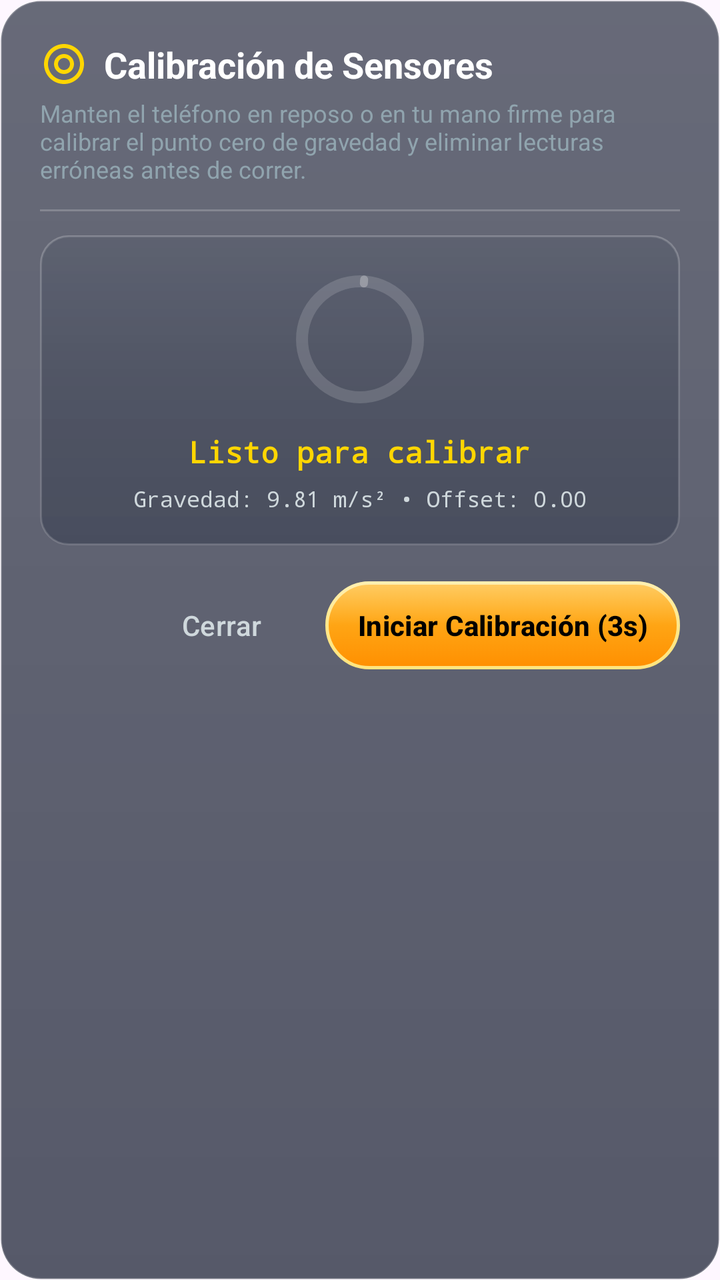
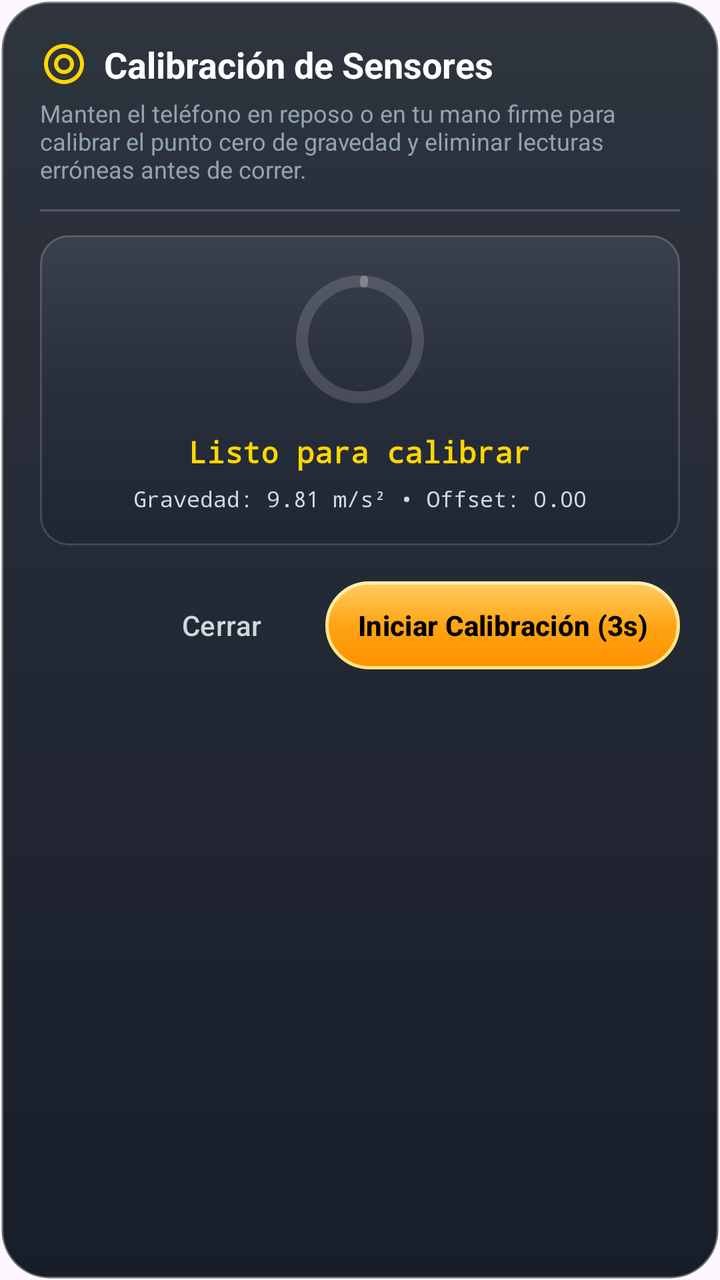

Compare the two renders of this Android layout. The source of the first and the diff that turns it into the second are given below.
<!-- AndroidManifest.xml: application theme Theme.Sensores_prueba1 -->
<!-- res/layout/dialog_sensor_calibration.xml -->
<?xml version="1.0" encoding="utf-8"?>
<LinearLayout xmlns:android="http://schemas.android.com/apk/res/android"
    xmlns:app="http://schemas.android.com/apk/res-auto"
    android:layout_width="match_parent"
    android:layout_height="wrap_content"
    android:background="@drawable/bg_glass_card"
    android:orientation="vertical"
    android:padding="20dp">

    
    <LinearLayout
        android:layout_width="match_parent"
        android:layout_height="wrap_content"
        android:gravity="center_vertical"
        android:orientation="horizontal">

        <ImageView
            android:layout_width="24dp"
            android:layout_height="24dp"
            android:layout_marginEnd="8dp"
            android:src="@drawable/ic_calibrate"
            app:tint="@color/accent_amber" />

        <TextView
            android:layout_width="0dp"
            android:layout_height="wrap_content"
            android:layout_weight="1"
            android:text="Calibración de Sensores"
            android:textColor="@color/white"
            android:textSize="18sp"
            android:textStyle="bold" />
    </LinearLayout>

    <TextView
        android:layout_width="match_parent"
        android:layout_height="wrap_content"
        android:layout_marginTop="4dp"
        android:text="Manten el teléfono en reposo o en tu mano firme para calibrar el punto cero de gravedad y eliminar lecturas erróneas antes de correr."
        android:textColor="@color/text_tertiary"
        android:textSize="12sp" />

    <View
        android:layout_width="match_parent"
        android:layout_height="1dp"
        android:layout_marginVertical="12dp"
        android:background="@color/glass_card_stroke" />

    
    <LinearLayout
        android:layout_width="match_parent"
        android:layout_height="wrap_content"
        android:background="@drawable/bg_glass_metric_tile"
        android:gravity="center"
        android:orientation="vertical"
        android:padding="16dp">

        <com.google.android.material.progressindicator.CircularProgressIndicator
            android:id="@+id/progressCalibration"
            android:layout_width="wrap_content"
            android:layout_height="wrap_content"
            android:indeterminate="false"
            android:max="100"
            android:progress="0"
            app:indicatorColor="@color/accent_amber"
            app:indicatorSize="64dp"
            app:trackColor="#26FFFFFF"
            app:trackThickness="6dp" />

        <TextView
            android:id="@+id/tvCalibrationCountdown"
            android:layout_width="wrap_content"
            android:layout_height="wrap_content"
            android:layout_marginTop="10dp"
            android:fontFamily="monospace"
            android:text="Listo para calibrar"
            android:textColor="@color/accent_amber"
            android:textSize="15sp"
            android:textStyle="bold" />

        <TextView
            android:id="@+id/tvCalibrationTelemetry"
            android:layout_width="wrap_content"
            android:layout_height="wrap_content"
            android:layout_marginTop="6dp"
            android:fontFamily="monospace"
            android:text="Gravedad: 9.81 m/s² • Offset: 0.00"
            android:textColor="@color/text_secondary"
            android:textSize="11sp" />
    </LinearLayout>

    
    <LinearLayout
        android:layout_width="match_parent"
        android:layout_height="wrap_content"
        android:layout_marginTop="16dp"
        android:gravity="end"
        android:orientation="horizontal">

        <com.google.android.material.button.MaterialButton
            android:id="@+id/btnCancelCalibration"
            style="@style/Widget.Material3.Button.TextButton"
            android:layout_width="wrap_content"
            android:layout_height="wrap_content"
            android:layout_marginEnd="8dp"
            android:text="Cerrar"
            android:textColor="@color/text_secondary" />

        <com.google.android.material.button.MaterialButton
            android:id="@+id/btnStartCalibration"
            android:layout_width="wrap_content"
            android:layout_height="44dp"
            android:background="@drawable/bg_glass_button_prominent_amber"
            app:backgroundTint="@null"
            android:paddingHorizontal="16dp"
            android:text="Iniciar Calibración (3s)"
            android:textColor="@color/black"
            android:textStyle="bold"
            app:cornerRadius="22dp" />
    </LinearLayout>
</LinearLayout>
<!-- resources referenced by this layout -->
<resources>
  <color name="accent_amber">#FFD600</color>
  <color name="black">#FF000000</color>
  <color name="glass_card_stroke">#33FFFFFF</color>
  <color name="text_secondary">#CFD8DC</color>
  <color name="text_tertiary">#90A4AE</color>
  <color name="white">#FFFFFFFF</color>
  <!-- drawable bg_glass_button_prominent_amber: vector/xml drawable (drawable, 2827 chars, omitted) -->
  <!-- drawable bg_glass_card (drawable) -->
  <?xml version="1.0" encoding="utf-8"?>
  <layer-list xmlns:android="http://schemas.android.com/apk/res/android">
      
      <item>
          <shape android:shape="rectangle">
              <solid android:color="@color/bg_card" />
              <corners android:radius="20dp" />
              <stroke
                  android:width="1dp"
                  android:color="@color/glass_card_stroke" />
          </shape>
      </item>
      
      <item>
          <shape android:shape="rectangle">
              <corners android:radius="20dp" />
              <gradient
                  android:angle="270"
                  android:startColor="@color/glass_specular_gradient_mid"
                  android:endColor="@color/glass_specular_gradient_end"
                  android:type="linear" />
          </shape>
      </item>
  </layer-list>
  <!-- drawable bg_glass_metric_tile (drawable) -->
  <?xml version="1.0" encoding="utf-8"?>
  <layer-list xmlns:android="http://schemas.android.com/apk/res/android">
      
      <item>
          <shape android:shape="rectangle">
              <solid android:color="@color/metric_tile_bg" />
              <corners android:radius="14dp" />
              <stroke
                  android:width="1dp"
                  android:color="@color/metric_tile_stroke" />
          </shape>
      </item>
      
      <item>
          <shape android:shape="rectangle">
              <corners android:radius="14dp" />
              <gradient
                  android:angle="270"
                  android:startColor="#1AFFFFFF"
                  android:centerColor="#08FFFFFF"
                  android:endColor="#00000000"
                  android:type="linear" />
          </shape>
      </item>
  </layer-list>
  <!-- drawable ic_calibrate (drawable) -->
  <vector xmlns:android="http://schemas.android.com/apk/res/android"
      android:width="24dp"
      android:height="24dp"
      android:viewportWidth="24"
      android:viewportHeight="24">
    <path
        android:fillColor="#FFFFFFFF"
        android:pathData="M12,2C6.48,2 2,6.48 2,12s4.48,10 10,10 10,-4.48 10,-10S17.52,2 12,2zM12,4c4.42,0 8,3.58 8,8s-3.58,8 -8,8 -8,-3.58 -8,-8 3.58,-8 8,-8zM12,7c-2.76,0 -5,2.24 -5,5s2.24,5 5,5 5,-2.24 5,-5 -2.24,-5 -5,-5zM12,9c1.66,0 3,1.34 3,3s-1.34,3 -3,3 -3,-1.34 -3,-3 1.34,-3 3,-3z"/>
  </vector>
  <style name="Theme.Sensores_prueba1" parent="Base.Theme.Sensores_prueba1" />
  <color name="bg_card">#B310182A</color>
  <color name="glass_specular_gradient_mid">#1AFFFFFF</color>
  <color name="glass_specular_gradient_end">#00FFFFFF</color>
  <color name="metric_tile_bg">#4D131C2E</color>
  <color name="metric_tile_stroke">#26FFFFFF</color>
  <style name="Base.Theme.Sensores_prueba1" parent="Theme.Material3.DayNight.NoActionBar">
          
          
      </style>
</resources>

<!-- the commit's change to res/layout/dialog_sensor_calibration.xml (unified diff, before → after) -->
@@ -1,120 +1,129 @@
 <?xml version="1.0" encoding="utf-8"?>
-<LinearLayout xmlns:android="http://schemas.android.com/apk/res/android"
+<androidx.core.widget.NestedScrollView xmlns:android="http://schemas.android.com/apk/res/android"
     xmlns:app="http://schemas.android.com/apk/res-auto"
     android:layout_width="match_parent"
     android:layout_height="wrap_content"
-    android:background="@drawable/bg_glass_card"
-    android:orientation="vertical"
-    android:padding="20dp">
+    android:background="@drawable/bg_glass_dialog"
+    android:fillViewport="true"
+    android:isScrollContainer="true"
+    android:overScrollMode="ifContentScrolls"
+    android:scrollbars="vertical">
 
-    
     <LinearLayout
         android:layout_width="match_parent"
         android:layout_height="wrap_content"
-        android:gravity="center_vertical"
-        android:orientation="horizontal">
+        android:orientation="vertical"
+        android:padding="20dp">
 
-        <ImageView
-            android:layout_width="24dp"
-            android:layout_height="24dp"
-            android:layout_marginEnd="8dp"
-            android:src="@drawable/ic_calibrate"
-            app:tint="@color/accent_amber" />
+        
+        <LinearLayout
+            android:layout_width="match_parent"
+            android:layout_height="wrap_content"
+            android:gravity="center_vertical"
+            android:orientation="horizontal">
+
+            <ImageView
+                android:layout_width="24dp"
+                android:layout_height="24dp"
+                android:layout_marginEnd="8dp"
+                android:src="@drawable/ic_calibrate"
+                app:tint="@color/accent_amber" />
+
+            <TextView
+                android:layout_width="0dp"
+                android:layout_height="wrap_content"
+                android:layout_weight="1"
+                android:text="Calibración de Sensores"
+                android:textColor="@color/white"
+                android:textSize="18sp"
+                android:textStyle="bold" />
+        </LinearLayout>
 
         <TextView
-            android:layout_width="0dp"
+            android:layout_width="match_parent"
             android:layout_height="wrap_content"
-            android:layout_weight="1"
-            android:text="Calibración de Sensores"
-            android:textColor="@color/white"
-            android:textSize="18sp"
-            android:textStyle="bold" />
+            android:layout_marginTop="4dp"
+            android:text="Manten el teléfono en reposo o en tu mano firme para calibrar el punto cero de gravedad y eliminar lecturas erróneas antes de correr."
+            android:textColor="@color/text_tertiary"
+            android:textSize="12sp" />
+
+        <View
+            android:layout_width="match_parent"
+            android:layout_height="1dp"
+            android:layout_marginVertical="12dp"
+            android:background="@color/glass_card_stroke" />
+
+        
+        <LinearLayout
+            android:layout_width="match_parent"
+            android:layout_height="wrap_content"
+            android:background="@drawable/bg_glass_metric_tile"
+            android:gravity="center"
+            android:orientation="vertical"
+            android:padding="16dp">
+
+            <com.google.android.material.progressindicator.CircularProgressIndicator
+                android:id="@+id/progressCalibration"
+                android:layout_width="wrap_content"
+                android:layout_height="wrap_content"
+                android:indeterminate="false"
+                android:max="100"
+                android:progress="0"
+                app:indicatorColor="@color/accent_amber"
+                app:indicatorSize="64dp"
+                app:trackColor="#26FFFFFF"
+                app:trackThickness="6dp" />
+
+            <TextView
+                android:id="@+id/tvCalibrationCountdown"
+                android:layout_width="wrap_content"
+                android:layout_height="wrap_content"
+                android:layout_marginTop="10dp"
+                android:fontFamily="monospace"
+                android:text="Listo para calibrar"
+                android:textColor="@color/accent_amber"
+                android:textSize="15sp"
+                android:textStyle="bold" />
+
+            <TextView
+                android:id="@+id/tvCalibrationTelemetry"
+                android:layout_width="wrap_content"
+                android:layout_height="wrap_content"
+                android:layout_marginTop="6dp"
+                android:fontFamily="monospace"
+                android:text="Gravedad: 9.81 m/s² • Offset: 0.00"
+                android:textColor="@color/text_secondary"
+                android:textSize="11sp" />
+        </LinearLayout>
+
+        
+        <LinearLayout
+            android:layout_width="match_parent"
+            android:layout_height="wrap_content"
+            android:layout_marginTop="16dp"
+            android:gravity="end"
+            android:orientation="horizontal">
+
+            <com.google.android.material.button.MaterialButton
+                android:id="@+id/btnCancelCalibration"
+                style="@style/Widget.Material3.Button.TextButton"
+                android:layout_width="wrap_content"
+                android:layout_height="wrap_content"
+                android:layout_marginEnd="8dp"
+                android:text="Cerrar"
+                android:textColor="@color/text_secondary" />
+
+            <com.google.android.material.button.MaterialButton
+                android:id="@+id/btnStartCalibration"
+                android:layout_width="wrap_content"
+                android:layout_height="44dp"
+                android:background="@drawable/bg_glass_button_prominent_amber"
+                app:backgroundTint="@null"
+                android:paddingHorizontal="16dp"
+                android:text="Iniciar Calibración (3s)"
+                android:textColor="@color/black"
+                android:textStyle="bold"
+                app:cornerRadius="22dp" />
+        </LinearLayout>
     </LinearLayout>
-
-    <TextView
-        android:layout_width="match_parent"
-        android:layout_height="wrap_content"
-        android:layout_marginTop="4dp"
-        android:text="Manten el teléfono en reposo o en tu mano firme para calibrar el punto cero de gravedad y eliminar lecturas erróneas antes de correr."
-        android:textColor="@color/text_tertiary"
-        android:textSize="12sp" />
-
-    <View
-        android:layout_width="match_parent"
-        android:layout_height="1dp"
-        android:layout_marginVertical="12dp"
-        android:background="@color/glass_card_stroke" />
-
-    
-    <LinearLayout
-        android:layout_width="match_parent"
-        android:layout_height="wrap_content"
-        android:background="@drawable/bg_glass_metric_tile"
-        android:gravity="center"
-        android:orientation="vertical"
-        android:padding="16dp">
-
-        <com.google.android.material.progressindicator.CircularProgressIndicator
-            android:id="@+id/progressCalibration"
-            android:layout_width="wrap_content"
-            android:layout_height="wrap_content"
-            android:indeterminate="false"
-            android:max="100"
-            android:progress="0"
-            app:indicatorColor="@color/accent_amber"
-            app:indicatorSize="64dp"
-            app:trackColor="#26FFFFFF"
-            app:trackThickness="6dp" />
-
-        <TextView
-            android:id="@+id/tvCalibrationCountdown"
-            android:layout_width="wrap_content"
-            android:layout_height="wrap_content"
-            android:layout_marginTop="10dp"
-            android:fontFamily="monospace"
-            android:text="Listo para calibrar"
-            android:textColor="@color/accent_amber"
-            android:textSize="15sp"
-            android:textStyle="bold" />
-
-        <TextView
-            android:id="@+id/tvCalibrationTelemetry"
-            android:layout_width="wrap_content"
-            android:layout_height="wrap_content"
-            android:layout_marginTop="6dp"
-            android:fontFamily="monospace"
-            android:text="Gravedad: 9.81 m/s² • Offset: 0.00"
-            android:textColor="@color/text_secondary"
-            android:textSize="11sp" />
-    </LinearLayout>
-
-    
-    <LinearLayout
-        android:layout_width="match_parent"
-        android:layout_height="wrap_content"
-        android:layout_marginTop="16dp"
-        android:gravity="end"
-        android:orientation="horizontal">
-
-        <com.google.android.material.button.MaterialButton
-            android:id="@+id/btnCancelCalibration"
-            style="@style/Widget.Material3.Button.TextButton"
-            android:layout_width="wrap_content"
-            android:layout_height="wrap_content"
-            android:layout_marginEnd="8dp"
-            android:text="Cerrar"
-            android:textColor="@color/text_secondary" />
-
-        <com.google.android.material.button.MaterialButton
-            android:id="@+id/btnStartCalibration"
-            android:layout_width="wrap_content"
-            android:layout_height="44dp"
-            android:background="@drawable/bg_glass_button_prominent_amber"
-            app:backgroundTint="@null"
-            android:paddingHorizontal="16dp"
-            android:text="Iniciar Calibración (3s)"
-            android:textColor="@color/black"
-            android:textStyle="bold"
-            app:cornerRadius="22dp" />
-    </LinearLayout>
-</LinearLayout>
+</androidx.core.widget.NestedScrollView>
<!-- resource entries referenced after the edit -->
@@ -7,23 +7,23 @@
   <color name="text_tertiary">#90A4AE</color>
   <color name="white">#FFFFFFFF</color>
   <!-- drawable bg_glass_button_prominent_amber: vector/xml drawable (drawable, 2827 chars, omitted) -->
-  <!-- drawable bg_glass_card (drawable) -->
+  <!-- drawable bg_glass_dialog (drawable) -->
   <?xml version="1.0" encoding="utf-8"?>
   <layer-list xmlns:android="http://schemas.android.com/apk/res/android">
       
       <item>
           <shape android:shape="rectangle">
-              <solid android:color="@color/bg_card" />
-              <corners android:radius="20dp" />
+              <solid android:color="@color/bg_dialog_glass" />
+              <corners android:radius="24dp" />
               <stroke
-                  android:width="1dp"
-                  android:color="@color/glass_card_stroke" />
+                  android:width="1.5dp"
+                  android:color="@color/glass_card_stroke_bright" />
           </shape>
       </item>
       
       <item>
           <shape android:shape="rectangle">
-              <corners android:radius="20dp" />
+              <corners android:radius="24dp" />
               <gradient
                   android:angle="270"
                   android:startColor="@color/glass_specular_gradient_mid"
@@ -69,7 +69,8 @@
         android:pathData="M12,2C6.48,2 2,6.48 2,12s4.48,10 10,10 10,-4.48 10,-10S17.52,2 12,2zM12,4c4.42,0 8,3.58 8,8s-3.58,8 -8,8 -8,-3.58 -8,-8 3.58,-8 8,-8zM12,7c-2.76,0 -5,2.24 -5,5s2.24,5 5,5 5,-2.24 5,-5 -2.24,-5 -5,-5zM12,9c1.66,0 3,1.34 3,3s-1.34,3 -3,3 -3,-1.34 -3,-3 1.34,-3 3,-3z"/>
   </vector>
   <style name="Theme.Sensores_prueba1" parent="Base.Theme.Sensores_prueba1" />
-  <color name="bg_card">#B310182A</color>
+  <color name="bg_dialog_glass">#F20B111E</color>
+  <color name="glass_card_stroke_bright">#59FFFFFF</color>
   <color name="glass_specular_gradient_mid">#1AFFFFFF</color>
   <color name="glass_specular_gradient_end">#00FFFFFF</color>
   <color name="metric_tile_bg">#4D131C2E</color>
